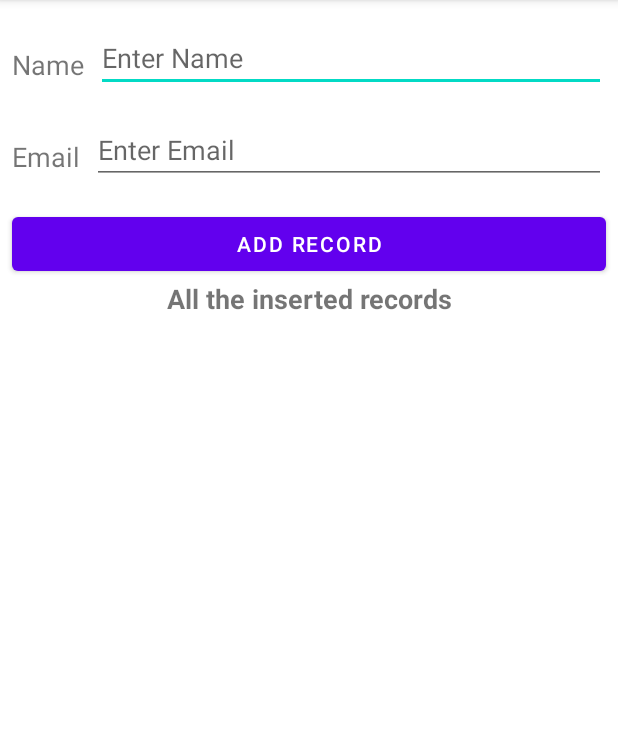
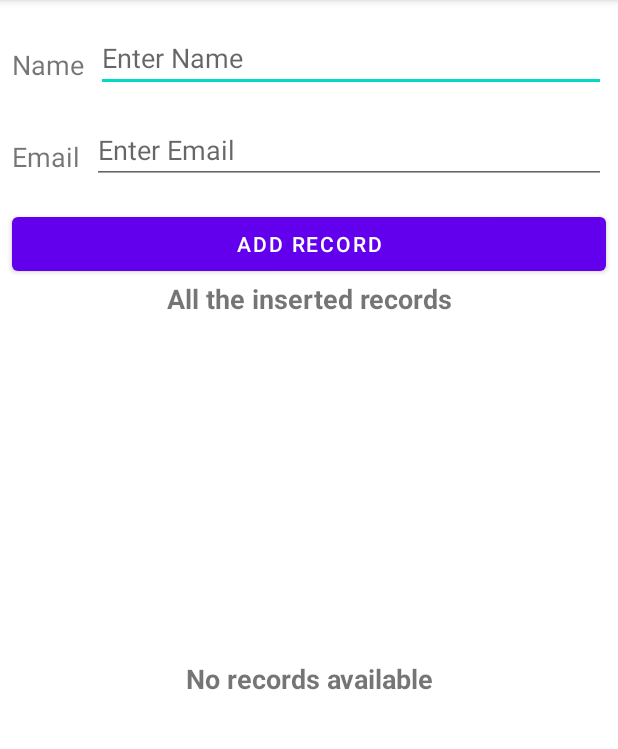
Before and after one commit to kyle-gonzales/android-room-demo, an Android app: the screen it shows after launch (MainActivity), on a phone screen of 412 x 824 dp, the part 84-833 px from its top. Run offline under Robolectric (Android 15) with nearby library versions, the phone set to English and light mode, and no system bars; our stand-ins replace Room's generated code.

Commit message:
added display of recycler view

```diff
--- a/app/src/main/AndroidManifest.xml
+++ b/app/src/main/AndroidManifest.xml
@@ -4,6 +4,7 @@
 
     <application
         android:allowBackup="true"
+        android:name=".EmployeeApp"
         android:dataExtractionRules="@xml/data_extraction_rules"
         android:fullBackupContent="@xml/backup_rules"
         android:icon="@mipmap/ic_launcher"
--- /dev/null
+++ b/app/src/main/java/com/example/roomdemo/EmployeeApp.kt
@@ -0,0 +1,19 @@
+package com.example.roomdemo
+
+import android.app.Application
+
+
+
+// Application must be declared in manifest -> android:name=".EmployeeApp"
+class EmployeeApp : Application(){
+
+    /*
+    * creates the database lazily:
+    *   it loads the needed value to our variable whenever it is needed, not directly
+    * */
+
+    val db by lazy {
+        EmployeeDatabase.getInstance(this) // initialize the database
+    }
+
+}
--- a/app/src/main/java/com/example/roomdemo/EmployeeDAO.kt
+++ b/app/src/main/java/com/example/roomdemo/EmployeeDAO.kt
@@ -3,7 +3,11 @@ package com.example.roomdemo
 import androidx.room.*
 import kotlinx.coroutines.flow.Flow
 
-//
+/*
+*any functions that use a DAO should be performed in the background thread
+*using lifecycleScope.launch{}
+*
+* */
 @Dao
 interface EmployeeDAO {
     @Insert
--- a/app/src/main/java/com/example/roomdemo/MainActivity.kt
+++ b/app/src/main/java/com/example/roomdemo/MainActivity.kt
@@ -2,30 +2,68 @@ package com.example.roomdemo
 
 import androidx.appcompat.app.AppCompatActivity
 import android.os.Bundle
+import android.view.View
+import android.widget.Toast
+import androidx.lifecycle.lifecycleScope
+import androidx.recyclerview.widget.LinearLayoutManager
 import com.example.roomdemo.databinding.ActivityMainBinding
+import kotlinx.coroutines.launch
 
 class MainActivity : AppCompatActivity() {
     private var binding: ActivityMainBinding? = null
-    private var adapter: ItemAdapter? = null
+    private var itemAdapter: ItemAdapter? = null
 
     override fun onCreate(savedInstanceState: Bundle?) {
         super.onCreate(savedInstanceState)
         binding = ActivityMainBinding.inflate(layoutInflater)
         setContentView(binding?.root)
 
-//        adapter = ItemAdapter()
-        binding?.rvRecords?.adapter = adapter
+        val employeeDao = (application as EmployeeApp).db.employeeDao()
+
 
         binding?.btnAddRecord?.setOnClickListener {
-            if (isValidInput()) {
-                var tempName = binding?.etName?.text.toString()
-                var tempEmail = binding?.etEmail?.text.toString()
-                // addRecord()
+            addRecord(employeeDao = employeeDao)
+        }
+
+        lifecycleScope.launch {
+            employeeDao.getAllEmployees().collect() {
+                setRecyclerViewList(ArrayList(it), EmployeeDao = employeeDao)
             }
         }
-
     }
 
+    private fun setRecyclerViewList(employees : ArrayList<EmployeeEntity>, EmployeeDao: EmployeeDAO){
+
+        if (employees.isNotEmpty()) {
+            itemAdapter = ItemAdapter(employees
+
+                )
+            binding?.rvRecords?.layoutManager = LinearLayoutManager(this, LinearLayoutManager.VERTICAL, false)
+            binding?.rvRecords?.adapter = itemAdapter
+            binding?.rvRecords?.visibility = View.VISIBLE
+            binding?.tvNoRecords?.visibility = View.INVISIBLE
+        } else {
+            binding?.tvNoRecords?.visibility = View.VISIBLE
+            binding?.rvRecords?.visibility = View.INVISIBLE
+        }
+    }
+
+    fun addRecord(employeeDao : EmployeeDAO){
+        if (isValidInput()) {
+            val tempName = binding?.etName?.text.toString()
+            val tempEmail = binding?.etEmail?.text.toString()
+
+            lifecycleScope.launch{
+                employeeDao.insert(EmployeeEntity(name = tempName, email = tempEmail)) //suspended function
+                Toast.makeText(applicationContext, "${itemAdapter?.itemCount}", Toast.LENGTH_SHORT).show()
+                binding?.etName?.text?.clear()
+                binding?.etEmail?.text?.clear()
+
+            }
+        } else {
+            Toast.makeText(applicationContext, "${itemAdapter?.itemCount}", Toast.LENGTH_SHORT).show()
+        }
+    }
     private fun isValidInput() : Boolean{
         return !(binding?.etName?.text.toString().isEmpty() || binding?.etEmail?.text.toString().isEmpty())
     }
--- a/app/src/main/res/layout/activity_main.xml
+++ b/app/src/main/res/layout/activity_main.xml
@@ -82,45 +82,47 @@
 
         android:layout_marginVertical="16dp"
         android:layout_marginHorizontal="8dp"
-        app:layout_constraintTop_toBottomOf="@+id/etEmail"/>
+        app:layout_constraintTop_toBottomOf="@+id/etEmail" />
 
-    <LinearLayout
-        android:id="@+id/llRecords"
-        android:layout_width="match_parent"
-        android:layout_height="wrap_content"
-        android:orientation="vertical"
-        app:layout_constraintTop_toBottomOf="@id/btnAddRecord">
 
         <TextView
+            android:id="@+id/tvRecords"
             android:layout_width="match_parent"
             android:layout_height="wrap_content"
             android:text="All the inserted records"
             android:textStyle="bold"
             android:textSize="18sp"
-            android:textAlignment="center"/>
+            android:textAlignment="center"
+            app:layout_constraintTop_toBottomOf="@id/btnAddRecord"
+            />
 
         <androidx.recyclerview.widget.RecyclerView
             android:id="@+id/rvRecords"
             android:layout_width="match_parent"
-            android:layout_height="wrap_content"
+            android:layout_height="0dp"
             tools:listitem="@layout/recyclerview_item"
+            android:scrollbars="vertical"
+            app:layout_constraintTop_toBottomOf="@id/tvRecords"
+            app:layout_constraintBottom_toBottomOf="parent"
             />
-    </LinearLayout>
 
     <TextView
+        android:id="@+id/tvNoRecords"
         android:layout_width="match_parent"
         android:layout_height="wrap_content"
         android:text="No records available"
+        android:textAlignment="center"
         android:textSize="18dp"
         android:textStyle="bold"
-        android:textAlignment="center"
-        app:layout_constraintTop_toBottomOf="@id/llRecords"
-
-        android:layout_marginTop = "60dp"
 
         android:visibility="gone"
+        app:layout_constraintBottom_toBottomOf="parent"
 
-        tools:visibility="visible"
 
-        />
+        app:layout_constraintTop_toBottomOf="@id/tvRecords"
+
+        app:layout_constraintVertical_bias="0.43"
+
+        tools:layout_editor_absoluteX="0dp"
+        tools:visibility="visible" />
 </androidx.constraintlayout.widget.ConstraintLayout>
```
Also changed, not shown: app/src/main/java/com/example/roomdemo/ItemAdapter.kt (+48 -15 lines), app/src/main/res/layout/recyclerview_item.xml (+6 -5 lines).
